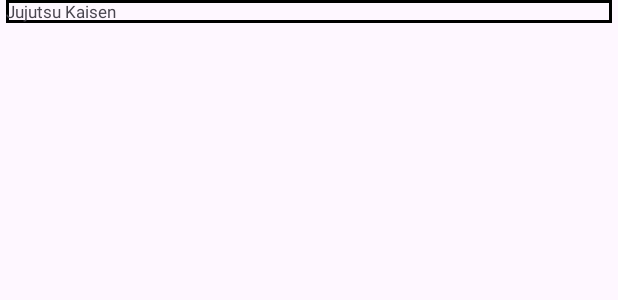
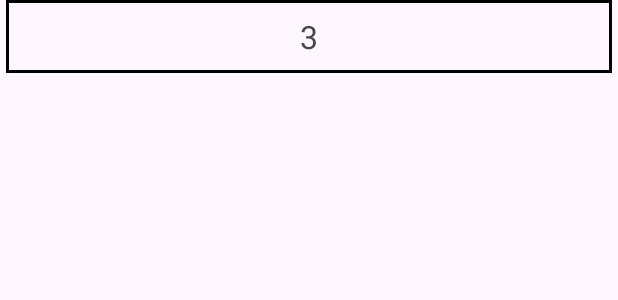
Before and after one commit to paschyz/komatsu, an Android app: the layout chapter_list_item.xml on its own in the app's theme, with its tools: preview values and no code run, on a phone screen of 412 x 824 dp. Shown: the top 300 px of the screen. Run offline under Robolectric (Android 15) with nearby library versions, the phone set to English and light mode, and no system bars.

Commit message:
css changes for scan

```diff
--- a/app/src/main/res/layout/chapter_list_item.xml
+++ b/app/src/main/res/layout/chapter_list_item.xml
@@ -12,10 +12,12 @@
         android:layout_margin="4dp"
         android:ellipsize="end"
         android:maxLines="2"
-        android:textSize="11sp"
+        android:textSize="21sp"
         app:layout_constraintEnd_toEndOf="parent"
         app:layout_constraintStart_toStartOf="parent"
-        tools:text="Jujutsu Kaisen"
-        tools:ignore="MissingConstraints" />
+        tools:text="3"
+        tools:ignore="MissingConstraints"
+        android:gravity="center"
+        android:padding="10dp"/>
 
 </androidx.constraintlayout.widget.ConstraintLayout>
```
